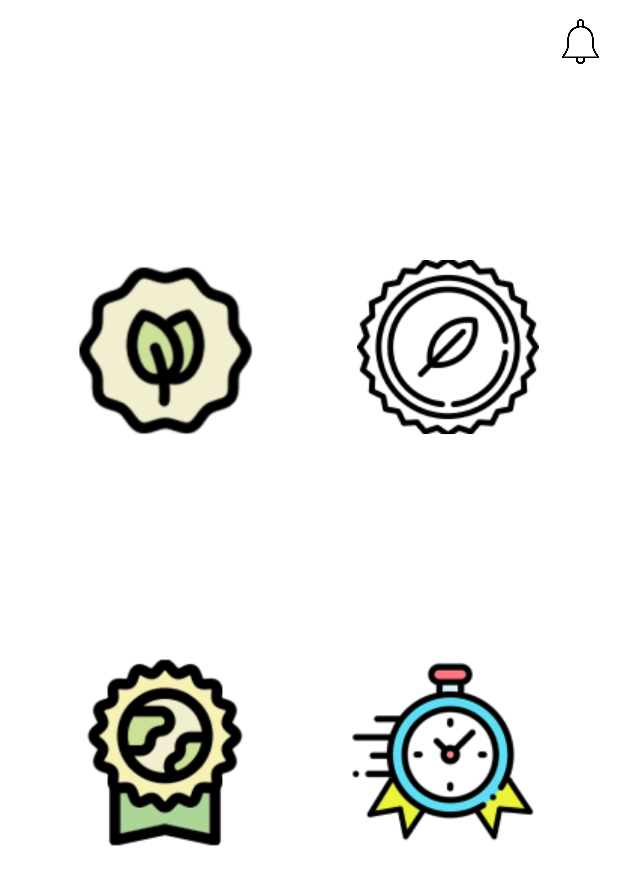
After one commit to MyGreenPic/greenPic, an Android app: the layout badge_main.xml on its own in the app's theme, with its tools: preview values and no code run, on a phone screen of 412 x 824 dp. The commit adds this screen. Shown: the top 885 px of the screen. Run offline under Robolectric (Android 15) with nearby library versions, the phone set to English and light mode, and no system bars.

Commit message:
today challenge update
+ badge layout

```diff
--- a/app/src/main/java/com/mygreenpic/greenpic/TodayChallenge.kt
+++ b/app/src/main/java/com/mygreenpic/greenpic/TodayChallengeMain.kt
@@ -1,4 +1,4 @@
 package com.mygreenpic.greenpic
 
-class TodayChallenge {
+class TodayChallengeMain {
 }
--- /dev/null
+++ b/app/src/main/res/layout/badge_main.xml
@@ -0,0 +1,167 @@
+<?xml version="1.0" encoding="utf-8"?>
+<LinearLayout xmlns:android="http://schemas.android.com/apk/res/android"
+    xmlns:app="http://schemas.android.com/apk/res-auto"
+    xmlns:tools="http://schemas.android.com/tools"
+    android:layout_width="match_parent"
+    android:layout_height="match_parent"
+    android:background = "@color/background"
+    android:orientation="vertical"
+    android:weightSum="10"
+    tools:context=".BadgeMain">
+
+    <androidx.appcompat.widget.Toolbar
+        android:id = "@+id/toolbar"
+        android:background="@color/colorPrimary"
+        android:layout_width="match_parent"
+        android:layout_height="?attr/actionBarSize"
+        android:backgroundTint="@android:color/white"
+        app:titleTextColor="@android:color/holo_green_dark"
+        app:layout_collapseMode="pin">
+
+        <LinearLayout
+            android:layout_width="wrap_content"
+            android:layout_height="wrap_content"
+            android:orientation="horizontal"
+            android:layout_gravity="right">
+
+            <ImageView
+                android:layout_width="30dp"
+                android:layout_height="30dp"
+                android:layout_marginRight="10dp"
+                android:src="@drawable/notification"/>
+
+
+
+        </LinearLayout>
+    </androidx.appcompat.widget.Toolbar>
+
+
+
+    <GridLayout
+        android:layout_width="match_parent"
+        android:layout_height="0dp"
+        android:columnCount="2"
+        android:rowCount="2"
+        android:alignmentMode="alignMargins"
+        android:padding="14dp"
+        android:layout_weight ="8"
+        android:columnOrderPreserved="false"
+        android:layout_marginTop="?attr/actionBarSize"
+
+        >
+
+        <LinearLayout
+            android:layout_width="0dp"
+            android:layout_height="0dp"
+            android:layout_columnWeight="1"
+            android:layout_rowWeight="1"
+            android:layout_marginRight="22dp"
+            android:layout_marginLeft="22dp"
+            android:layout_marginBottom="60dp"
+
+            >
+
+            <LinearLayout
+                android:layout_width="wrap_content"
+                android:layout_height="wrap_content"
+                android:layout_gravity="center_horizontal|center_vertical"
+                android:orientation="vertical">
+
+                <ImageView
+                    android:src="@drawable/badge1"
+                    android:layout_width="wrap_content"
+                    android:layout_height="wrap_content"
+                    android:layout_gravity="center_horizontal"/>
+
+
+            </LinearLayout>
+        </LinearLayout>
+        <LinearLayout
+            android:layout_width="0dp"
+            android:layout_height="0dp"
+            android:layout_columnWeight="1"
+            android:layout_rowWeight="1"
+            android:layout_marginRight="22dp"
+            android:layout_marginLeft="22dp"
+            android:layout_marginBottom="60dp"
+
+            >
+
+            <LinearLayout
+                android:layout_width="wrap_content"
+                android:layout_height="wrap_content"
+                android:layout_marginLeft="10dp"
+                android:layout_gravity="center_horizontal|center_vertical"
+                android:orientation="vertical">
+
+                <ImageView
+                    android:src="@drawable/badge2"
+                    android:layout_width="wrap_content"
+                    android:layout_height="wrap_content"
+                    android:layout_gravity="center_horizontal|center_vertical"/>
+
+
+            </LinearLayout>
+        </LinearLayout>
+        <LinearLayout
+            android:layout_width="0dp"
+            android:layout_height="0dp"
+            android:layout_columnWeight="1"
+            android:layout_rowWeight="1"
+            android:layout_marginRight="22dp"
+            android:layout_marginLeft="22dp"
+            android:layout_marginBottom="60dp"
+
+            >
+
+            <LinearLayout
+                android:layout_width="wrap_content"
+                android:layout_height="wrap_content"
+                android:layout_gravity="center_horizontal|center_vertical"
+                android:orientation="vertical">
+
+                <ImageView
+                    android:src="@drawable/badge3"
+                    android:layout_width="wrap_content"
+                    android:layout_height="wrap_content"
+                    android:layout_gravity="center_horizontal"/>
+
+
+            </LinearLayout>
+        </LinearLayout>
+        <LinearLayout
+            android:layout_width="0dp"
+            android:layout_height="0dp"
+            android:layout_columnWeight="1"
+            android:layout_rowWeight="1"
+            android:layout_marginRight="22dp"
+            android:layout_marginLeft="22dp"
+            android:layout_marginBottom="60dp"
+
+            >
+
+            <LinearLayout
+                android:layout_width="wrap_content"
+                android:layout_height="wrap_content"
+                android:layout_gravity="center_horizontal|center_vertical"
+                android:orientation="vertical">
+
+                <ImageView
+                    android:src="@drawable/badge4"
+                    android:layout_width="wrap_content"
+                    android:layout_height="wrap_content"
+                    android:layout_gravity="center_horizontal"/>
+
+
+            </LinearLayout>
+        </LinearLayout>
+
+
+    </GridLayout>
+
+
+
+
+
+
+</LinearLayout>
--- a/app/src/main/res/values/colors.xml
+++ b/app/src/main/res/values/colors.xml
@@ -3,7 +3,7 @@
     <color name="colorPrimary">#6200EE</color>
     <color name="colorPrimaryDark">#3700B3</color>
     <color name="colorAccent">#03DAC5</color>
-    <color name = "background">#FAFBFA</color>
+    <color name = "background">#FFFFFF</color>
     <color name = "text_color">#000000</color>
     <color name="box_color">#999999</color>
 </resources>
--- a/build.gradle
+++ b/build.gradle
@@ -8,7 +8,7 @@ buildscript {
 
     }
     dependencies {
-        classpath 'com.android.tools.build:gradle:3.6.1'
+        classpath 'com.android.tools.build:gradle:3.6.3'
         classpath "org.jetbrains.kotlin:kotlin-gradle-plugin:$kotlin_version"
 
         // NOTE: Do not place your application dependencies here; they belong
```
Also changed, not shown: app/src/main/java/com/mygreenpic/greenpic/TodayChallangeSample.kt (added, +13 -0 lines), app/src/main/res/layout/fragment_profile.xml (+14 -1 lines), app/src/main/res/layout/today_challenge_main.xml (+135 -164 lines), app/src/main/res/layout/today_challenge_sample.xml (added, +194 -0 lines), app/src/main/res/drawable-v24/badge1.png (added), app/src/main/res/drawable-v24/badge2.png (added), app/src/main/res/drawable-v24/badge3.png (added), app/src/main/res/drawable-v24/badge4.png (added), app/src/main/res/drawable-v24/badge5.png (added), app/src/main/res/drawable-v24/challenge_thumb1.png (added), app/src/main/res/drawable-v24/challenge_thumb2.png (added), app/src/main/res/drawable-v24/challenge_thumb3.png (added), app/src/main/res/drawable-v24/challenge_thumb4.png (added).
